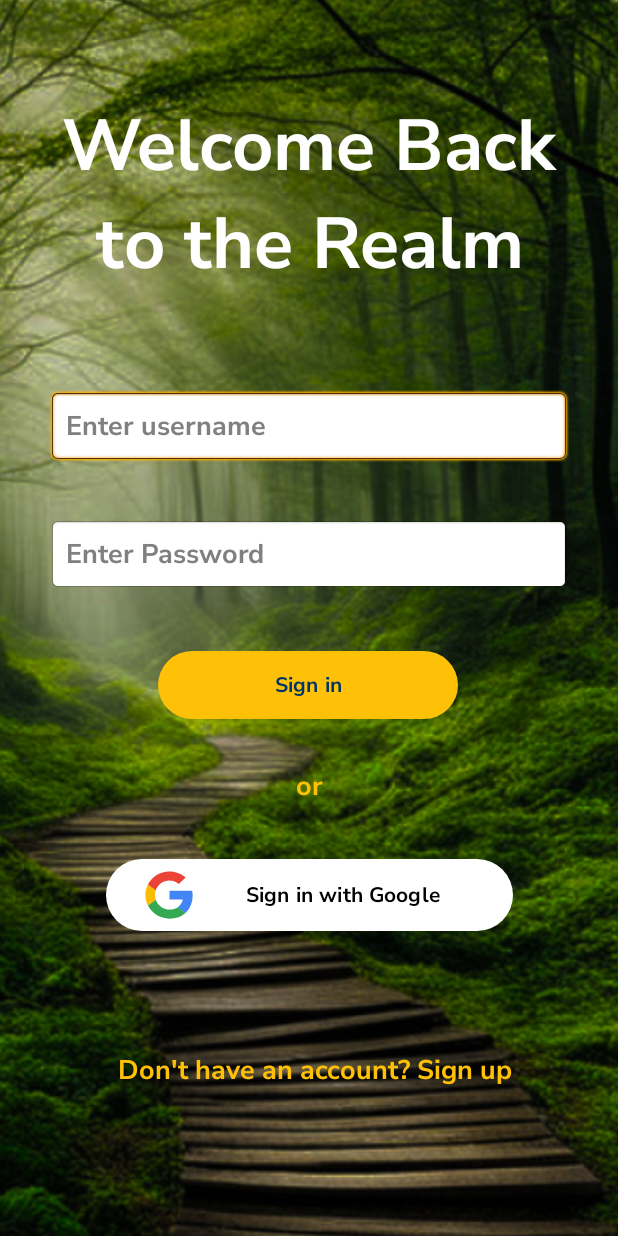
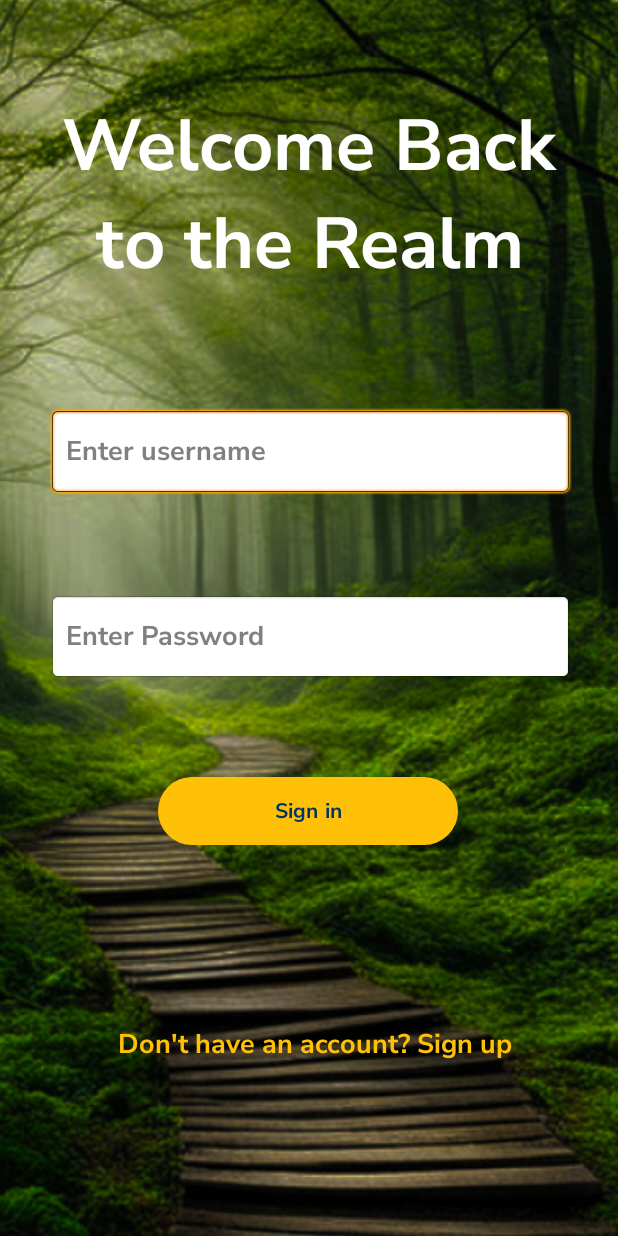
Before and after one commit to akirachix/Vivosparks-Mobile, an Android app: the SignInActivity screen opened directly, with no data from a screen before it, on a phone screen of 412 x 824 dp. Run offline under Robolectric (Android 15) with nearby library versions, the phone set to English and light mode, and no system bars; our stand-ins replace Firebase (no records; nobody signed in at launch, a user with empty details on screens opened directly).

Commit message:
add changes

```diff
--- a/app/src/main/java/com/akirachix/investikaTrial/ui/SignInActivity.kt
+++ b/app/src/main/java/com/akirachix/investikaTrial/ui/SignInActivity.kt
@@ -67,7 +67,6 @@ class SignInActivity : AppCompatActivity() {
         })
 
         // Button click listeners
-        binding.googleSignInButton.setOnClickListener { signInWithGoogle() }
         binding.loginbtn.setOnClickListener { handleEmailLogin() }
         binding.signUpText.setOnClickListener { navigateToSignUp() }
     }
--- a/app/src/main/res/layout/activity_sign_in.xml
+++ b/app/src/main/res/layout/activity_sign_in.xml
@@ -36,32 +36,30 @@
         app:layout_constraintTop_toTopOf="parent" />
 
 
-
-
     <EditText
         android:id="@+id/usernameInput"
-        android:layout_width="0dp"
-        android:layout_height="wrap_content"
+        android:layout_width="350dp"
+        android:layout_height="59dp"
         android:layout_marginStart="32dp"
-        android:layout_marginTop="64dp"
+        android:layout_marginTop="76dp"
         android:layout_marginEnd="32dp"
         android:background="@android:drawable/editbox_background"
+        android:fontFamily="@font/nunito_sans_bold"
         android:hint="Enter username"
-        android:fontFamily="@font/nunito_sans_bold"
         android:padding="12dp"
+        android:textColor="@color/black"
         android:textColorHint="#808080"
-        android:textColor="@color/black"
         app:layout_constraintEnd_toEndOf="parent"
+        app:layout_constraintHorizontal_bias="0.0"
         app:layout_constraintStart_toStartOf="parent"
         app:layout_constraintTop_toBottomOf="@id/welcomeText" />
 
-
     <EditText
         android:id="@+id/passwordInput"
-        android:layout_width="0dp"
-        android:layout_height="wrap_content"
+        android:layout_width="350dp"
+        android:layout_height="59dp"
         android:layout_marginStart="32dp"
-        android:layout_marginTop="36dp"
+        android:layout_marginTop="64dp"
         android:layout_marginEnd="32dp"
         android:background="@android:drawable/editbox_background_normal"
         android:fontFamily="@font/nunito_sans_bold"
@@ -75,13 +73,12 @@
         app:layout_constraintStart_toStartOf="parent"
         app:layout_constraintTop_toBottomOf="@id/usernameInput" />
 
-
     <com.google.android.material.button.MaterialButton
         android:id="@+id/loginbtn"
         android:layout_width="200dp"
         android:layout_height="53dp"
         android:layout_marginStart="32dp"
-        android:layout_marginTop="36dp"
+        android:layout_marginTop="60dp"
         android:layout_marginEnd="32dp"
         android:fontFamily="@font/nunito_sans_bold"
         android:text="Sign in"
@@ -94,55 +91,20 @@
         app:layout_constraintStart_toStartOf="parent"
         app:layout_constraintTop_toBottomOf="@id/passwordInput" />
 
-
-    <TextView
-        android:id="@+id/orText"
-        android:layout_width="wrap_content"
-        android:layout_height="wrap_content"
-        android:layout_marginTop="28dp"
-        android:fontFamily="@font/nunito_sans_bold"
-        android:text="or"
-        android:textAlignment="center"
-        android:textColor="#FFC107"
-        android:textSize="18dp"
-        app:layout_constraintEnd_toEndOf="parent"
-        app:layout_constraintStart_toStartOf="parent"
-        app:layout_constraintTop_toBottomOf="@id/loginbtn" />
-
-
-    <com.google.android.material.button.MaterialButton
-        android:id="@+id/googleSignInButton"
-        android:layout_width="271dp"
-        android:layout_height="wrap_content"
-        android:layout_marginStart="32dp"
-        android:layout_marginTop="32dp"
-        android:layout_marginEnd="32dp"
-        android:textAlignment="center"
-        android:drawableLeft="@drawable/google_svgrepo_com"
-        android:fontFamily="@font/nunito_sans_bold"
-        android:text="Sign in with Google"
-        android:textColor="#000000"
-        app:backgroundTint="#FFFFFF"
-        app:cornerRadius="25dp"
-        app:layout_constraintEnd_toEndOf="parent"
-        app:layout_constraintStart_toStartOf="parent"
-        app:layout_constraintTop_toBottomOf="@id/orText" />
-
-
     <TextView
         android:id="@+id/signUpText"
         android:layout_width="wrap_content"
         android:layout_height="wrap_content"
-        android:layout_marginTop="76dp"
         android:fontFamily="@font/nunito_sans_bold"
         android:text="Don't have an account? Sign up"
         android:textAlignment="center"
         android:textColor="#FFC107"
         android:textSize="18dp"
+        app:layout_constraintBottom_toBottomOf="parent"
         app:layout_constraintEnd_toEndOf="parent"
         app:layout_constraintHorizontal_bias="0.53"
         app:layout_constraintStart_toStartOf="parent"
-        app:layout_constraintTop_toBottomOf="@id/googleSignInButton" />
+        app:layout_constraintTop_toBottomOf="@+id/loginbtn" />
 
 
 </androidx.constraintlayout.widget.ConstraintLayout>
```
